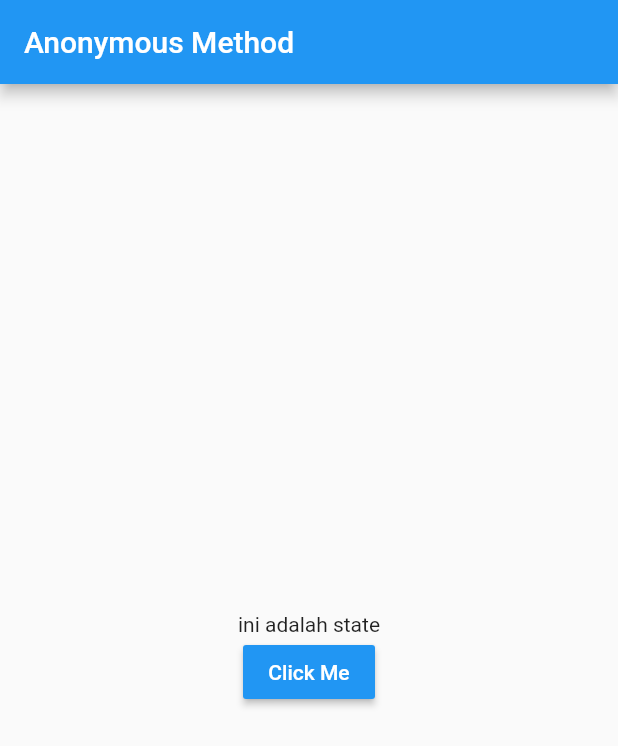
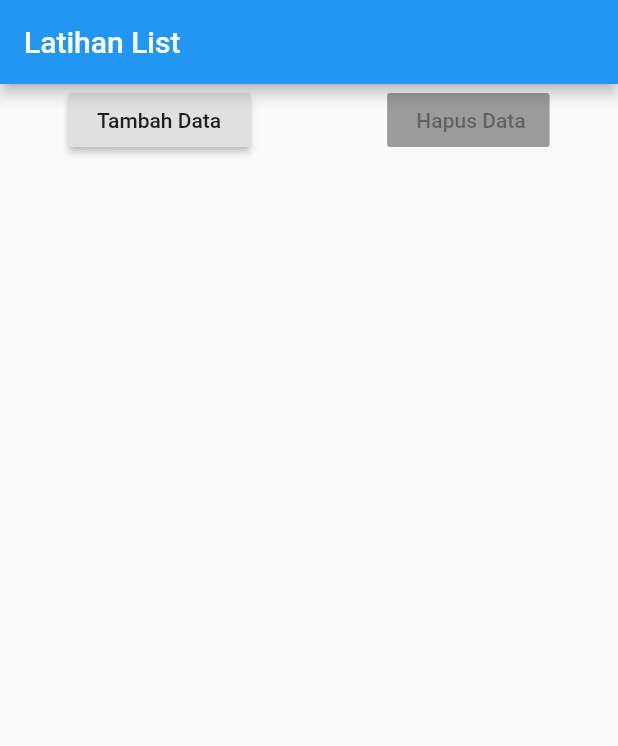
Before and after one commit to trianggautama/flutterApp, a Flutter app: the screen it shows after launch, on a phone screen of 412 x 824 dp. Shown: the top 746 px of the screen. Run offline on Flutter 3.47's test engine with Material 2 defaults, Android fonts, the phone set to English and light mode, and no system bars.

Commit message:
List and ListView

```diff
--- a/lib/main.dart
+++ b/lib/main.dart
@@ -8,29 +8,37 @@ class MyApp extends StatefulWidget {
 }
 
 class _MyAppState extends State<MyApp> {
-  String message = "ini adalah state";
+  List<Widget> widgets = [];
+  int counter = 1;
+
   @override
   Widget build(BuildContext context) {
     return MaterialApp(
         home: Scaffold(
         appBar: AppBar(
-              title: Text("Anonymous Method"),
+        title: Text("Latihan List"),
       ),
-            body: Center(
-                child: Column(
-              mainAxisAlignment: MainAxisAlignment.center,
+      body: ListView(
         children: <Widget>[
-                Text(message),
-                RaisedButton(
-                  color: Colors.blue,
-                  child: Text("Click Me",style: TextStyle(color: Colors.white)),
-                  onPressed: (){
+          Row(
+            mainAxisAlignment: MainAxisAlignment.spaceAround,
+            children: <Widget>[
+              RaisedButton(child: Text(" Tambah Data "), onPressed: (){
                setState(() {
-                    message = "tombol sudah ditekan";
+                  widgets.add(Text("Data ke -" + counter.toString()));
+                  counter++;
                });
-                  },
+              }),
+              RaisedButton(child: Text(" Hapus Data"))
+            ],
+          ),
+          Column(
+            crossAxisAlignment: CrossAxisAlignment.start,
+            children: widgets
           )
         ],
-            ))));
+    )
+    )
+    );
   }
 }
```
Lines whose indentation alone changed are shown as unchanged.
